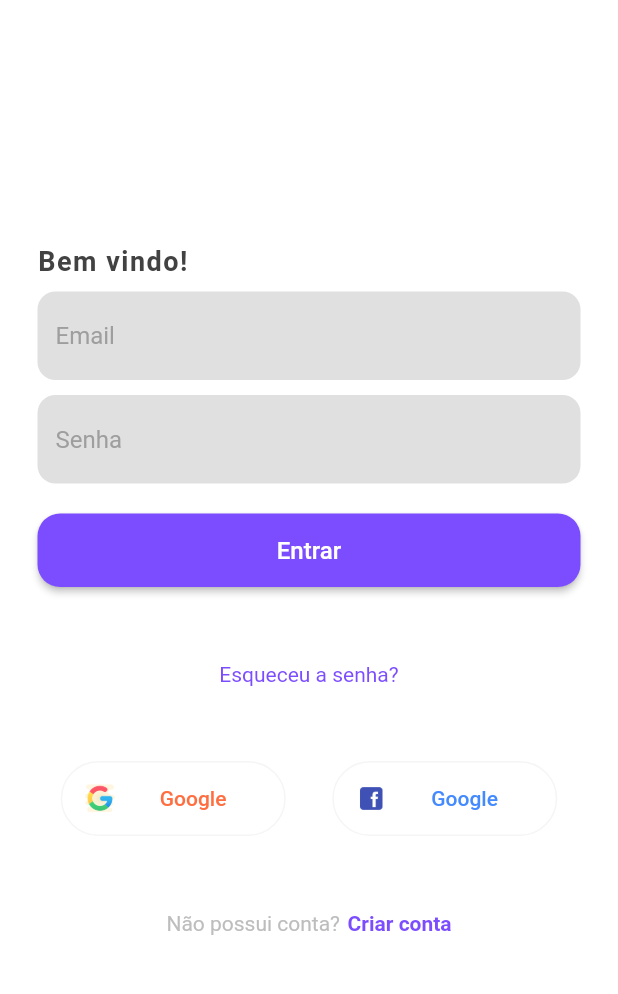
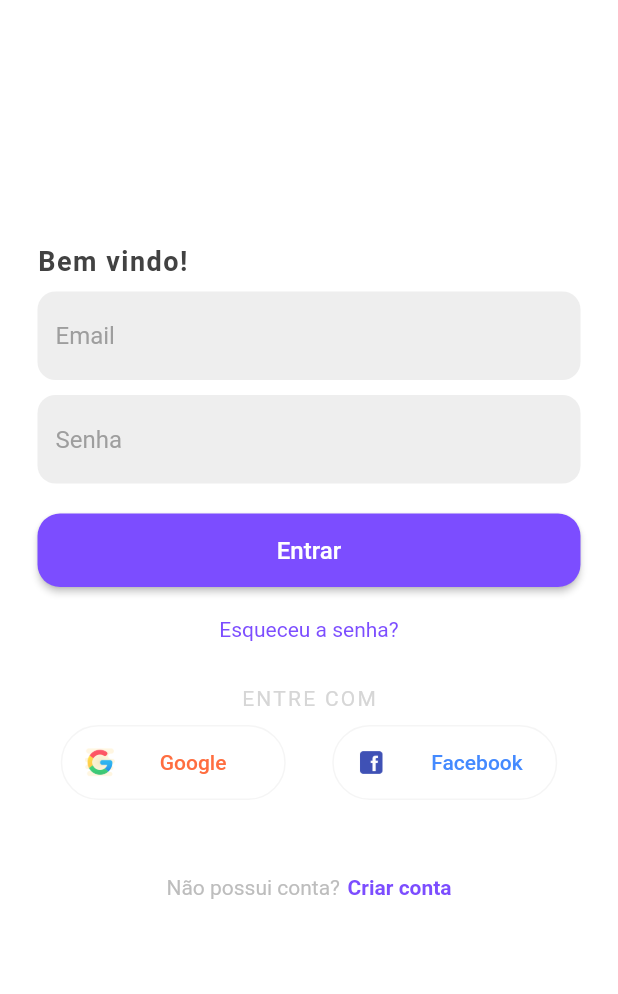
Before and after one commit to bbb159/jober-flutter, a Flutter app: the screen it shows after launch, on a phone screen of 412 x 824 dp, the part 64-1058 px from its top. Run offline on Flutter 3.47's test engine with Material 2 defaults, Android fonts, the phone set to English and light mode, and no system bars.

Commit message:
finalizado login

```diff
--- a/lib/screens/login_screen.dart
+++ b/lib/screens/login_screen.dart
@@ -14,7 +14,8 @@ class LoginScreen extends StatelessWidget {
         elevation: 0,
       ),
       backgroundColor: Colors.white,
-      body: Container(
+      body: SingleChildScrollView(
+        child: Container(
           padding: EdgeInsets.symmetric(horizontal: 25),
           child: Column(
             crossAxisAlignment: CrossAxisAlignment.stretch,
@@ -30,27 +31,31 @@ class LoginScreen extends StatelessWidget {
               ),
               SizedBox(height: 10),
               TextFormField(
+                keyboardType: TextInputType.emailAddress,
                 decoration: InputDecoration(
                   border: OutlineInputBorder(
                     borderRadius: BorderRadius.circular(12),
                     borderSide: BorderSide.none,
                   ),
-                  fillColor: Colors.grey[300],
+                  fillColor: Colors.grey[200],
                   hintText: 'Email',
                   hintStyle: TextStyle(color: Colors.grey[500]),
-                  filled: true),
+                  filled: true,
+                ),
               ),
               SizedBox(height: 10),
               TextFormField(
+                obscureText: true,
                 decoration: InputDecoration(
                   border: OutlineInputBorder(
                     borderRadius: BorderRadius.circular(12),
                     borderSide: BorderSide.none,
                   ),
-                  fillColor: Colors.grey[300],
+                  fillColor: Colors.grey[200],
                   hintText: 'Senha',
                   hintStyle: TextStyle(color: Colors.grey[500]),
-                  filled: true),
+                  filled: true,
+                ),
               ),
               SizedBox(height: 20),
               RaisedButton(
@@ -64,14 +69,26 @@ class LoginScreen extends StatelessWidget {
                 shape: RoundedRectangleBorder(
                     borderRadius: BorderRadius.circular(15)),
               ),
-            SizedBox(height: 50),
+              SizedBox(height: 20),
               Center(
                 child: Text(
                   'Esqueceu a senha?',
-                style: TextStyle(color: Colors.deepPurpleAccent, fontSize: 14),
+                  style:
+                      TextStyle(color: Colors.deepPurpleAccent, fontSize: 14),
                 ),
               ),
-            SizedBox(height: 50),
+              Container(
+                padding: EdgeInsets.only(top: 30, bottom: 10),
+                child: Center(
+                  child: Text(
+                    'ENTRE COM',
+                    style: TextStyle(
+                        fontSize: 14,
+                        color: Colors.grey[350],
+                        letterSpacing: 1.5),
+                  ),
+                ),
+              ),
               Row(
                 mainAxisAlignment: MainAxisAlignment.spaceAround,
                 children: <Widget>[
@@ -118,9 +135,9 @@ class LoginScreen extends StatelessWidget {
                             ),
                           ),
                           Text(
-                          'Google',
-                          style:
-                              TextStyle(color: Colors.blueAccent, fontSize: 14),
+                            'Facebook',
+                            style: TextStyle(
+                                color: Colors.blueAccent, fontSize: 14),
                           )
                         ],
                       ),
@@ -155,6 +172,7 @@ class LoginScreen extends StatelessWidget {
             ],
           ),
         ),
+      ),
     );
   }
 }
```
Lines whose indentation alone changed are shown as unchanged.
